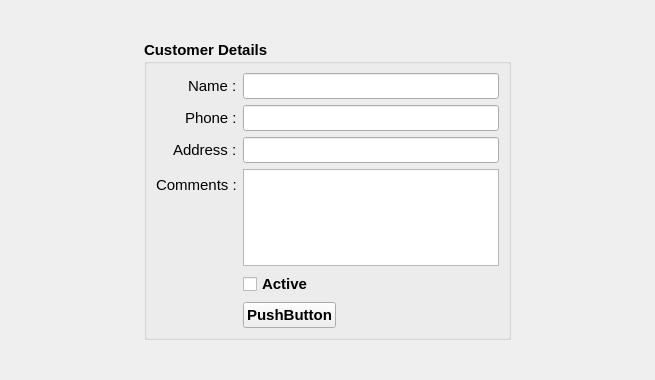
The window that estorecpp/addcustomer.ui (Watti/estorecpp) describes before a commit, drawn with Qt 5.
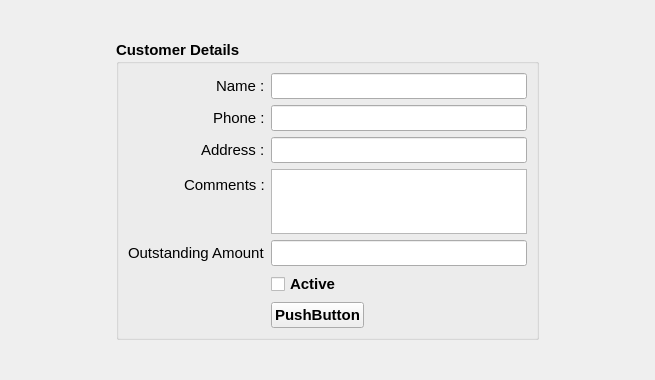
The same window after the commit.

Commit message: outstanding amount added to customer update ui, minor bug fixes

```diff
--- a/estorecpp/addcustomer.ui
+++ b/estorecpp/addcustomer.ui
@@ -152,7 +152,7 @@
         </property>
        </widget>
       </item>
-      <item row="4" column="0">
+      <item row="5" column="0">
        <spacer name="horizontalSpacer_3">
         <property name="orientation">
          <enum>Qt::Horizontal</enum>
@@ -165,14 +165,14 @@
         </property>
        </spacer>
       </item>
-      <item row="4" column="1">
+      <item row="5" column="1">
        <widget class="QCheckBox" name="active">
         <property name="text">
          <string>Active</string>
         </property>
        </widget>
       </item>
-      <item row="5" column="0">
+      <item row="6" column="0">
        <spacer name="horizontalSpacer">
         <property name="orientation">
          <enum>Qt::Horizontal</enum>
@@ -185,7 +185,7 @@
         </property>
        </spacer>
       </item>
-      <item row="5" column="1">
+      <item row="6" column="1">
        <layout class="QHBoxLayout" name="horizontalLayout">
         <item>
          <widget class="QPushButton" name="button">
@@ -209,6 +209,22 @@
         </item>
        </layout>
       </item>
+      <item row="4" column="0">
+       <widget class="QLabel" name="label_5">
+        <property name="font">
+         <font>
+          <weight>50</weight>
+          <bold>false</bold>
+         </font>
+        </property>
+        <property name="text">
+         <string>Outstanding Amount</string>
+        </property>
+       </widget>
+      </item>
+      <item row="4" column="1">
+       <widget class="QLineEdit" name="outstandingAmount"/>
+      </item>
      </layout>
     </widget>
    </item>
```
The commit also changes 3 other files.
